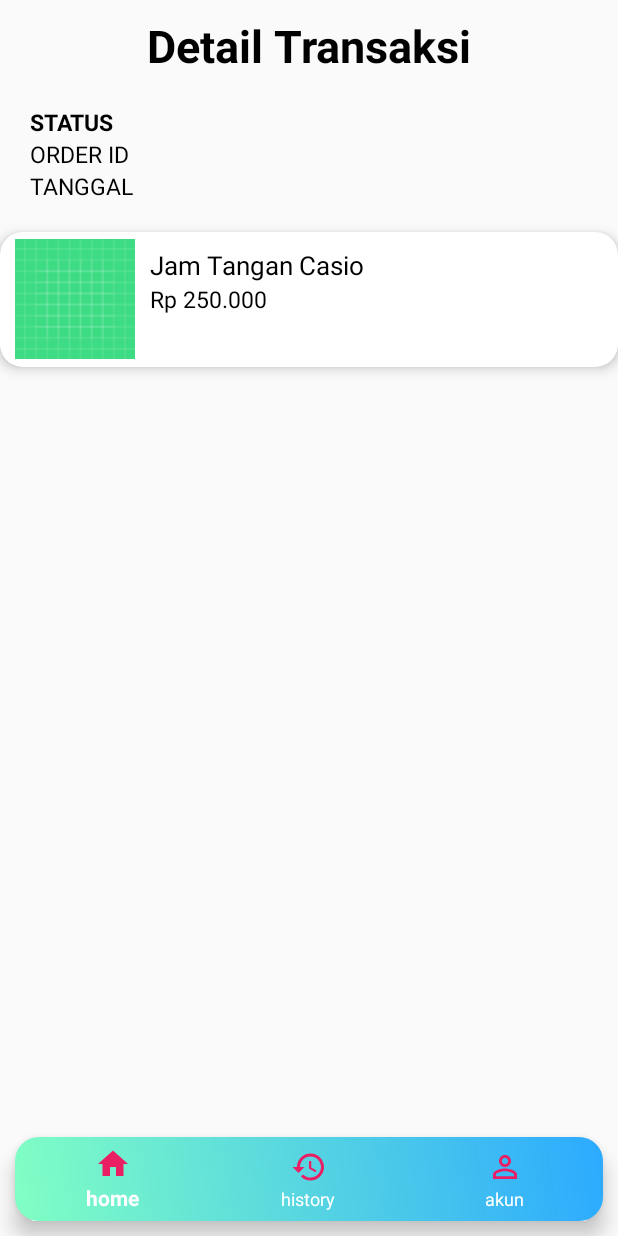
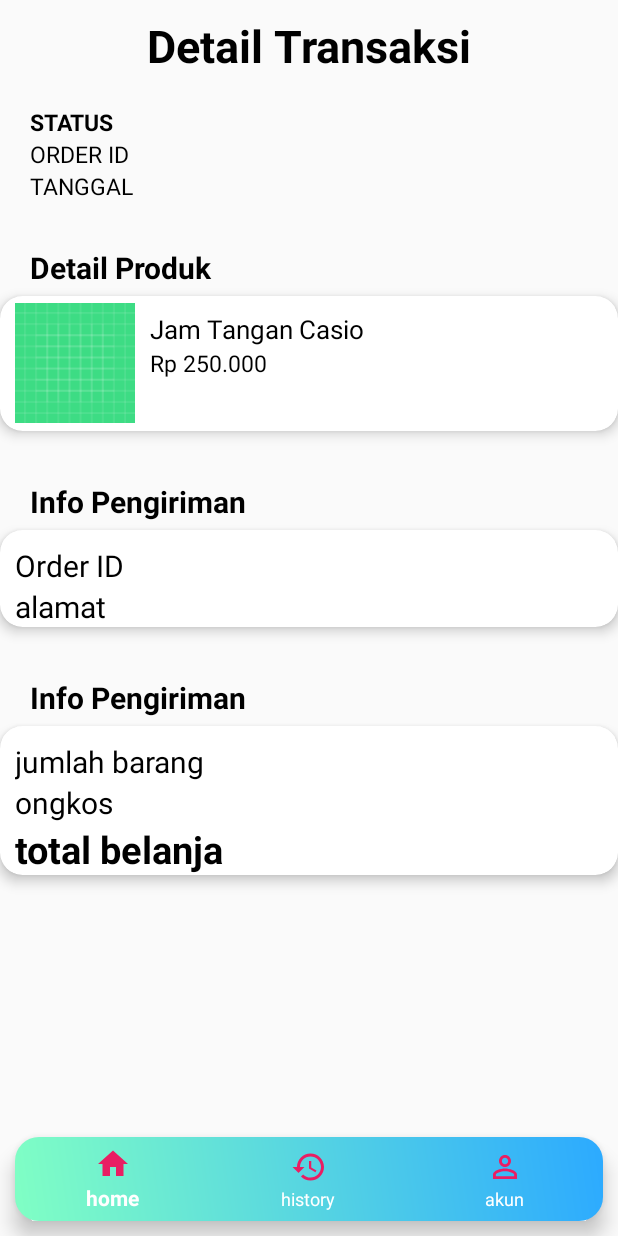
Before and after one commit to kenewjr/Android-E-Commerce-toko-material, an Android app: the layout activity_history_buyer.xml on its own in the app's theme, with its tools: preview values and no code run, on a phone screen of 412 x 824 dp. Run offline under Robolectric (Android 15) with nearby library versions, the phone set to English and light mode, and no system bars; network calls fail.

Commit message:
fix history ad dynamic payment add history buyer ui

```diff
--- a/app/src/main/java/com/example/myapplication/view/AkunsayaActivty.kt
+++ b/app/src/main/java/com/example/myapplication/view/AkunsayaActivty.kt
@@ -15,6 +15,7 @@ import androidx.lifecycle.asLiveData
 import com.example.myapplication.BuildConfig
 import com.example.myapplication.R
 import com.example.myapplication.datastore.UserManager
+import com.example.myapplication.view.buyer.HistoryBuyerActivity
 import com.example.myapplication.view.buyer.NotifikasiBuyerActivity
 import com.example.myapplication.view.seller.DaftarJualActivity
 import com.example.myapplication.view.seller.LengkapiDetailProductActivity
@@ -29,7 +30,6 @@ class AkunsayaActivty : AppCompatActivity() {
     private lateinit var  userManager: UserManager
     private var username : String = ""
 
-
     private val bottomNavigasi = BottomNavigationView.OnNavigationItemSelectedListener { item ->
         when(item.itemId){
             R.id.notifikasi -> {
@@ -39,7 +39,7 @@ class AkunsayaActivty : AppCompatActivity() {
             R.id.history -> {
                 val booleanvalue = userManager.getBooleanValue()
                 if (booleanvalue == true) {
-                    startActivity(Intent(this, NotifikasiBuyerActivity::class.java))
+                    startActivity(Intent(this, HistoryBuyerActivity::class.java))
                 } else {
                     Toast.makeText(applicationContext, "Anda Belum Login", Toast.LENGTH_SHORT).show()
                     startActivity(Intent(this, LoginActivity::class.java))
@@ -47,7 +47,7 @@ class AkunsayaActivty : AppCompatActivity() {
                 }
                 return@OnNavigationItemSelectedListener true
             }
-            R.id.dashboard -> {
+            R.id.home -> {
                 startActivity(Intent(this, HomeActivity::class.java))
                 return@OnNavigationItemSelectedListener true
             }
--- a/app/src/main/java/com/example/myapplication/view/HomeActivity.kt
+++ b/app/src/main/java/com/example/myapplication/view/HomeActivity.kt
@@ -20,6 +20,7 @@ import com.example.myapplication.R
 import com.example.myapplication.datastore.UserManager
 import com.example.myapplication.view.adapter.AdapterHome
 import com.example.myapplication.view.buyer.AddProductBuyerActivity
+import com.example.myapplication.view.buyer.HistoryBuyerActivity
 import com.example.myapplication.view.buyer.NotifikasiBuyerActivity
 import com.example.myapplication.view.seller.DaftarJualActivity
 import com.example.myapplication.view.seller.LengkapiDetailProductActivity
@@ -42,7 +43,7 @@ class HomeActivity : AppCompatActivity() {
             R.id.history -> {
                 val booleanvalue = userManager.getBooleanValue()
                 if (booleanvalue == true) {
-                    startActivity(Intent(this, NotifikasiBuyerActivity::class.java))
+                    startActivity(Intent(this, HistoryBuyerActivity::class.java))
                 } else {
                     Toast.makeText(applicationContext, "Anda Belum Login", Toast.LENGTH_SHORT).show()
                     startActivity(Intent(this, LoginActivity::class.java))
@@ -50,7 +51,7 @@ class HomeActivity : AppCompatActivity() {
                 }
                 return@OnNavigationItemSelectedListener true
             }
-            R.id.dashboard -> {
+            R.id.home -> {
                 Toast.makeText(this, "Kamu Sedang Berada Di Home", Toast.LENGTH_SHORT).show()
                 return@OnNavigationItemSelectedListener false
             }
--- a/app/src/main/java/com/example/myapplication/view/buyer/AddProductBuyerActivity.kt
+++ b/app/src/main/java/com/example/myapplication/view/buyer/AddProductBuyerActivity.kt
@@ -19,6 +19,7 @@ import com.example.myapplication.datastore.UserManager
 import com.example.myapplication.model.GetAllProdukItem
 import com.example.myapplication.network.ApiClient
 import com.example.myapplication.payment.PaymentMidtransActivty
+import com.example.myapplication.view.HomeActivity
 import com.example.myapplication.view.adapter.AdapterKomentar
 import com.example.myapplication.viewmodel.ViewModelHome
 import com.example.myapplication.viewmodel.ViewModelProductSeller
@@ -47,7 +48,7 @@ class AddProductBuyerActivity : AppCompatActivity() {
         userManager = UserManager(this)
         apiClient = ApiClient()
         back.setOnClickListener {
-            onBackPressed()
+            startActivity(Intent(this,HomeActivity::class.java))
         }
         addProductBuyer_btnTertarik.setOnClickListener {
             val dataProduct = intent.extras!!.getSerializable("detailproduk") as GetAllProdukItem?
--- a/app/src/main/java/com/example/myapplication/view/buyer/NotifikasiBuyerActivity.kt
+++ b/app/src/main/java/com/example/myapplication/view/buyer/NotifikasiBuyerActivity.kt
@@ -48,7 +48,7 @@ class NotifikasiBuyerActivity : AppCompatActivity() {
                 Toast.makeText(this, "Kamu Sedang Berada Di History", Toast.LENGTH_SHORT).show()
                 return@OnNavigationItemSelectedListener false
             }
-            R.id.dashboard -> {
+            R.id.home -> {
                 startActivity(Intent(this, HomeActivity::class.java))
                 return@OnNavigationItemSelectedListener true
             }
--- a/app/src/main/java/com/example/myapplication/view/seller/DaftarJualActivity.kt
+++ b/app/src/main/java/com/example/myapplication/view/seller/DaftarJualActivity.kt
@@ -39,7 +39,7 @@ class DaftarJualActivity : AppCompatActivity() {
                 startActivity(Intent(this, NotifikasiBuyerActivity::class.java))
                 return@OnNavigationItemSelectedListener true
             }
-            R.id.dashboard -> {
+            R.id.home -> {
                 startActivity(Intent(this, HomeActivity::class.java))
                 return@OnNavigationItemSelectedListener true
             }
--- a/app/src/main/java/com/example/myapplication/view/seller/DaftarJualHistory.kt
+++ b/app/src/main/java/com/example/myapplication/view/seller/DaftarJualHistory.kt
@@ -39,7 +39,7 @@ class DaftarJualHistory : AppCompatActivity() {
                 startActivity(Intent(this, NotifikasiBuyerActivity::class.java))
                 return@OnNavigationItemSelectedListener true
             }
-            R.id.dashboard -> {
+            R.id.home -> {
                 startActivity(Intent(this, HomeActivity::class.java))
                 return@OnNavigationItemSelectedListener true
             }
--- a/app/src/main/java/com/example/myapplication/viewmodel/ViewModelProductSeller.kt
+++ b/app/src/main/java/com/example/myapplication/viewmodel/ViewModelProductSeller.kt
@@ -28,6 +28,7 @@ class ViewModelProductSeller @Inject constructor(private var productRepository:
 
     private val livedatahistory = MutableLiveData<List<GetHistoryItem>>()
     val datahistory : LiveData<List<GetHistoryItem>> = livedatahistory
+
     val historyList: List<GetHistoryItem>? = datahistory.value
 
     private val deleteProduct = MutableLiveData<com.example.myapplication.model.Response>()
@@ -112,11 +113,13 @@ class ViewModelProductSeller @Inject constructor(private var productRepository:
             ) {
                 if (response.isSuccessful){
                     livedatabuyerorder.value = response.body()
+                }else {
+                    Log.e("respone",response.message())
                 }
             }
 
             override fun onFailure(call: Call<GetHistoryItem>, t: Throwable) {
-                //
+                Log.e("respone",t.message.toString())
             }
         })
 
--- a/app/src/main/res/layout/activity_history_buyer.xml
+++ b/app/src/main/res/layout/activity_history_buyer.xml
@@ -50,14 +50,26 @@
         android:layout_width="wrap_content"
         android:layout_height="wrap_content"/>
 
+    <TextView
+        android:id="@+id/tv_detail_produk"
+        android:textColor="@color/black"
+        android:textSize="20sp"
+        android:textStyle="bold"
+        android:text="Detail Produk"
+        android:layout_marginStart="20dp"
+        android:layout_marginTop="30dp"
+        android:layout_below="@id/tv_tanggal"
+        android:layout_width="wrap_content"
+        android:layout_height="wrap_content"/>
+
     <androidx.cardview.widget.CardView
         android:id="@+id/cardHistory"
         android:layout_width="match_parent"
         android:layout_height="wrap_content"
         android:layout_marginBottom="3dp"
-        android:layout_marginTop="20dp"
+        android:layout_marginTop="5dp"
         app:cardCornerRadius="15dp"
-        android:layout_below="@id/tv_tanggal"
+        android:layout_below="@id/tv_detail_produk"
         app:cardElevation="5dp"
         xmlns:app="http://schemas.android.com/apk/res-auto">
 
@@ -101,6 +113,124 @@
                 android:textStyle="normal"
                 tools:ignore="HardcodedText,RtlHardcoded" />
         </RelativeLayout>
+
+    </androidx.cardview.widget.CardView>
+
+    <TextView
+        android:id="@+id/tv_info_pengiriman"
+        android:textColor="@color/black"
+        android:textSize="20sp"
+        android:textStyle="bold"
+        android:text="Info Pengiriman"
+        android:layout_marginStart="20dp"
+        android:layout_marginTop="30dp"
+        android:layout_below="@id/cardHistory"
+        android:layout_width="wrap_content"
+        android:layout_height="wrap_content"/>
+
+    <androidx.cardview.widget.CardView
+        android:id="@+id/cardinfoPengiriman"
+        android:layout_width="match_parent"
+        android:layout_height="wrap_content"
+        android:layout_marginBottom="3dp"
+        android:layout_marginTop="5dp"
+        app:cardCornerRadius="15dp"
+        android:layout_below="@id/tv_info_pengiriman"
+        app:cardElevation="5dp"
+        xmlns:app="http://schemas.android.com/apk/res-auto">
+
+        <LinearLayout
+            android:orientation="vertical"
+            android:layout_width="match_parent"
+            android:layout_height="wrap_content">
+
+            <TextView
+                android:id="@+id/historyBuyer_order"
+                android:layout_width="wrap_content"
+                android:layout_height="wrap_content"
+                android:layout_marginStart="10dp"
+                android:layout_marginTop="10dp"
+                android:text="Order ID"
+                android:textColor="@color/black"
+                android:textSize="20sp"
+                android:textStyle="normal"
+                tools:ignore="HardcodedText" />
+
+            <TextView
+                android:id="@+id/historyBuyer_alamat"
+                android:layout_width="wrap_content"
+                android:layout_height="wrap_content"
+                android:layout_marginLeft="10dp"
+                android:text="alamat"
+                android:textColor="@color/black"
+                android:textSize="20sp"
+                android:textStyle="normal"
+                tools:ignore="HardcodedText,RtlHardcoded" />
+        </LinearLayout>
+    </androidx.cardview.widget.CardView>
+
+    <TextView
+        android:id="@+id/tv_rincian_pembayaran"
+        android:textColor="@color/black"
+        android:textSize="20sp"
+        android:textStyle="bold"
+        android:text="Info Pengiriman"
+        android:layout_marginStart="20dp"
+        android:layout_marginTop="30dp"
+        android:layout_below="@id/cardinfoPengiriman"
+        android:layout_width="wrap_content"
+        android:layout_height="wrap_content"/>
+
+    <androidx.cardview.widget.CardView
+        android:id="@+id/cardrincian"
+        android:layout_width="match_parent"
+        android:layout_height="wrap_content"
+        android:layout_marginBottom="3dp"
+        android:layout_marginTop="5dp"
+        app:cardCornerRadius="15dp"
+        android:layout_below="@id/tv_rincian_pembayaran"
+        app:cardElevation="5dp"
+        xmlns:app="http://schemas.android.com/apk/res-auto">
+
+        <LinearLayout
+            android:orientation="vertical"
+            android:layout_width="match_parent"
+            android:layout_height="wrap_content">
+
+            <TextView
+                android:id="@+id/historyBuyer_jumlahbrg"
+                android:layout_width="wrap_content"
+                android:layout_height="wrap_content"
+                android:layout_marginStart="10dp"
+                android:layout_marginTop="10dp"
+                android:text="jumlah barang"
+                android:textColor="@color/black"
+                android:textSize="20sp"
+                android:textStyle="normal"
+                tools:ignore="HardcodedText" />
+
+            <TextView
+                android:id="@+id/historyBuyer_totalongkos"
+                android:layout_width="wrap_content"
+                android:layout_height="wrap_content"
+                android:layout_marginLeft="10dp"
+                android:text="ongkos"
+                android:textColor="@color/black"
+                android:textSize="20sp"
+                android:textStyle="normal"
+                tools:ignore="HardcodedText,RtlHardcoded" />
+
+            <TextView
+                android:id="@+id/historyBuyer_ttlbelanja"
+                android:layout_width="wrap_content"
+                android:layout_height="wrap_content"
+                android:layout_marginLeft="10dp"
+                android:text="total belanja"
+                android:textColor="@color/black"
+                android:textSize="25sp"
+                android:textStyle="bold"
+                tools:ignore="HardcodedText,RtlHardcoded" />
+        </LinearLayout>
     </androidx.cardview.widget.CardView>
 
     <com.google.android.material.bottomnavigation.BottomNavigationView
--- a/app/src/main/res/menu/menu.xml
+++ b/app/src/main/res/menu/menu.xml
@@ -3,7 +3,7 @@
 
     <item
         android:title="home"
-        android:id="@+id/dashboard"
+        android:id="@+id/home"
         android:icon="@drawable/ic_home"/>
 
     <item
```
Also changed, not shown: app/src/main/java/com/example/myapplication/payment/PaymentMidtransActivty.kt (+11 -18 lines), app/src/main/res/layout/activity_payment_midtrans_activty.xml (+15 -0 lines).
